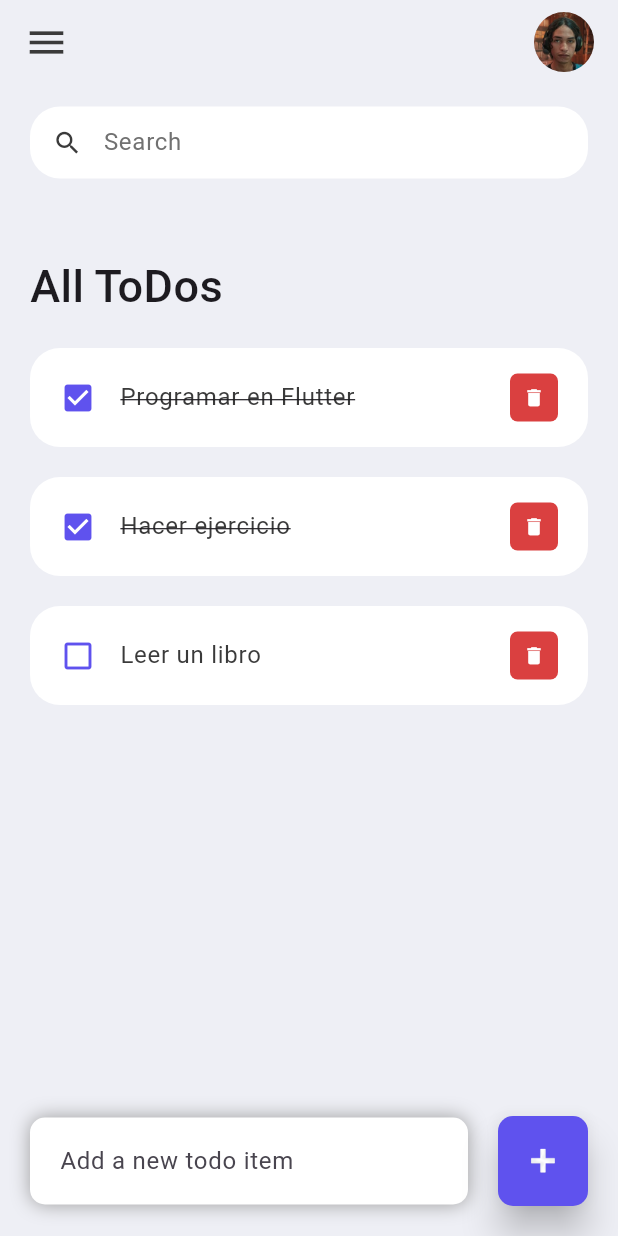
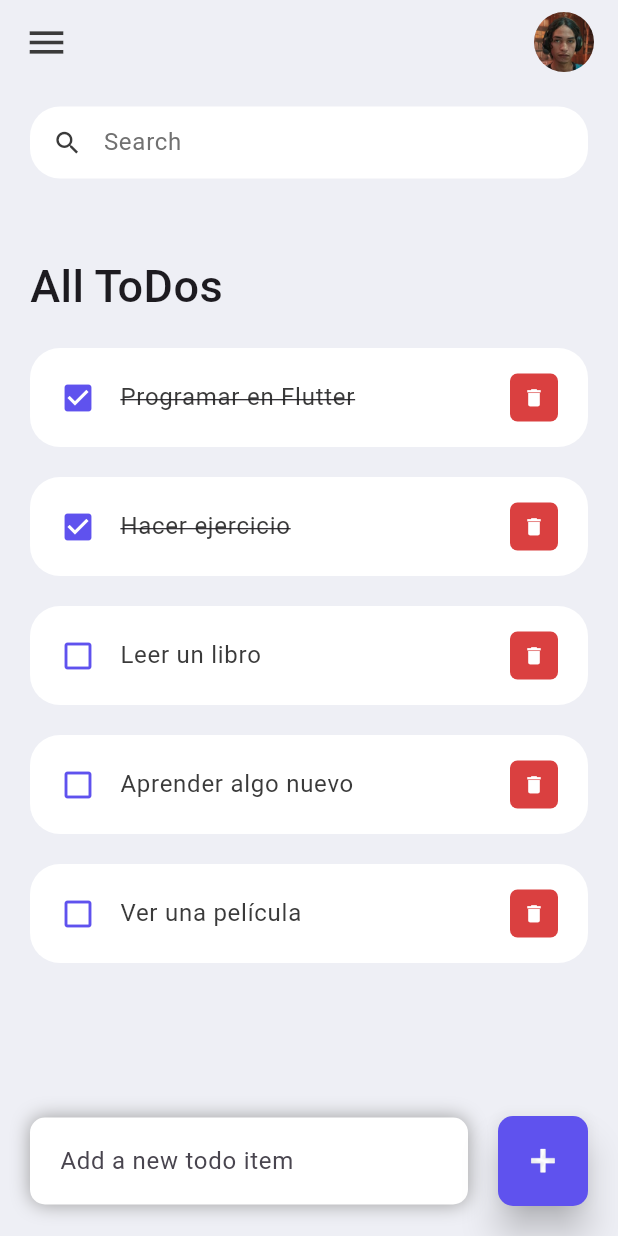
Before and after one commit to Nosrey/todo_list_flutter, a Flutter app: the screen it shows after launch, on a phone screen of 412 x 824 dp. Run offline on Flutter 3.47's test engine with Material 3 defaults, Android fonts, the phone set to English and light mode, and no system bars.

```diff
--- a/lib/model/todo.dart
+++ b/lib/model/todo.dart
@@ -14,8 +14,8 @@ class ToDo {
       ToDo(id: '01', todoText: 'Programar en Flutter', isDone: true),
       ToDo(id: '02', todoText: 'Hacer ejercicio', isDone: true),
       ToDo(id: '03', todoText: 'Leer un libro', isDone: false),
-      // ToDo(id: '04', todoText: 'Aprender algo nuevo', isDone: false),
-      // ToDo(id: '05', todoText: 'Ver una película', isDone: false),
+      ToDo(id: '04', todoText: 'Aprender algo nuevo', isDone: false),
+      ToDo(id: '05', todoText: 'Ver una película', isDone: false),
     ];
   }
 }
```
Also changed, not shown: lib/screens/home.dart (+15 -1 lines).
